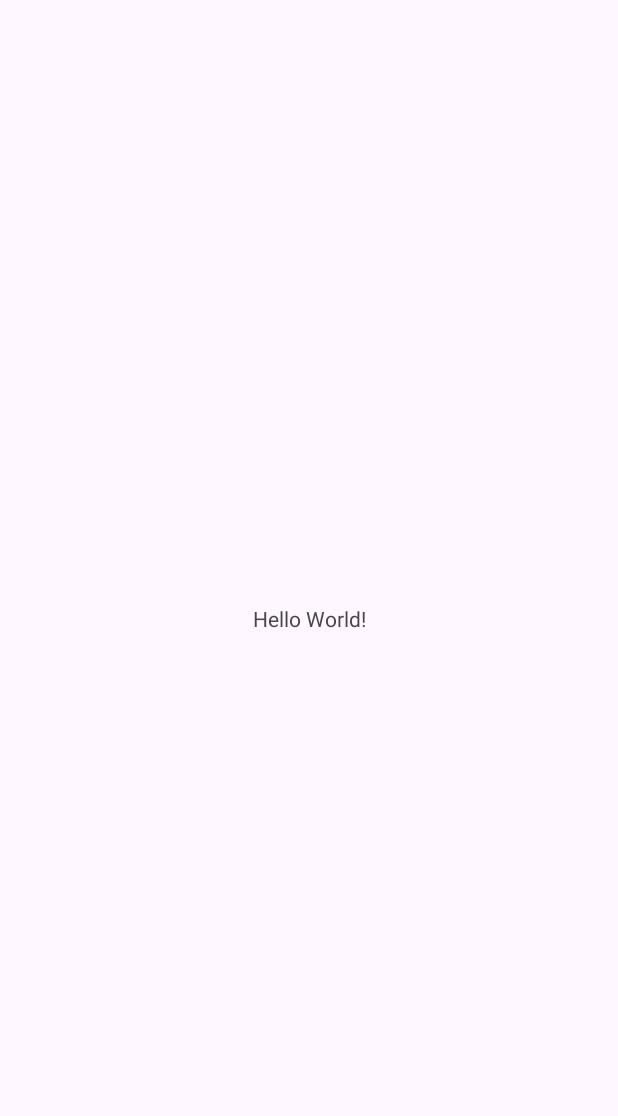
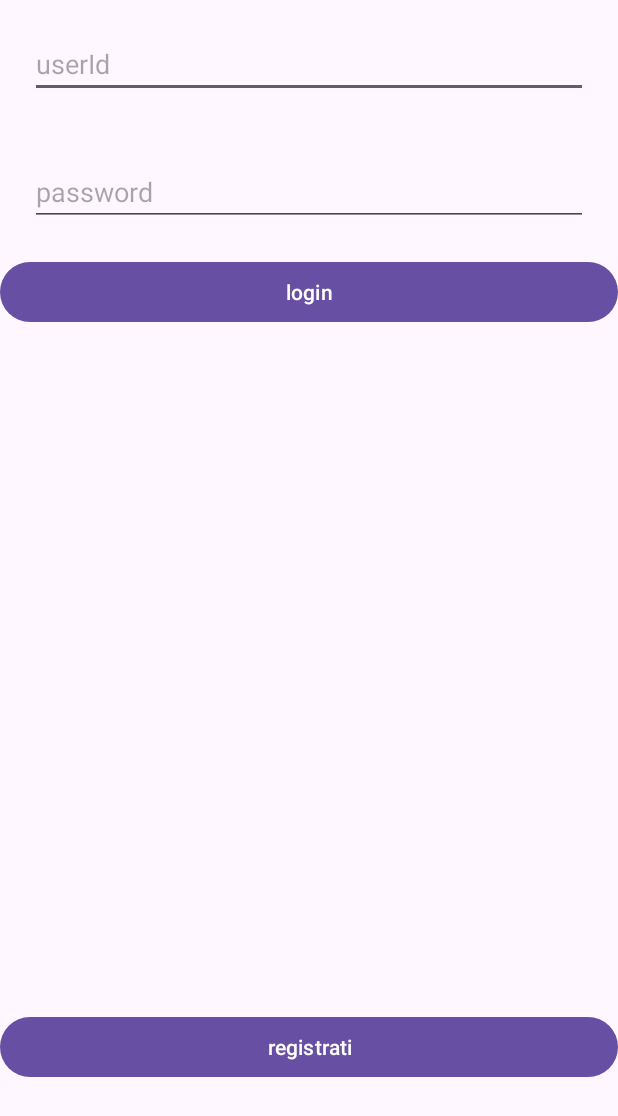
Before and after one commit to ErikaCorona/PROGETTO_BIBLIOTECA, an Android app: the screen it shows after launch (MainActivity), on a phone screen of 412 x 824 dp. Before the commit the part shown is almost empty. Shown: the top 1116 px of the screen. Run offline under Robolectric (Android 15) with nearby library versions, the phone set to English and light mode, and no system bars.

Commit message:
Login + button - aggiungere registrazione

```diff
--- a/app/src/main/java/com/example/progettobiblioteca/MainActivity.kt
+++ b/app/src/main/java/com/example/progettobiblioteca/MainActivity.kt
@@ -1,20 +1,29 @@
 package com.example.progettobiblioteca
 
+import android.content.Intent
+import androidx.appcompat.app.AppCompatActivity
 import android.os.Bundle
-import androidx.activity.enableEdgeToEdge
-import androidx.appcompat.app.AppCompatActivity
-import androidx.core.view.ViewCompat
-import androidx.core.view.WindowInsetsCompat
+import android.view.View
+import android.widget.Button
+import android.widget.EditText
 
-class MainActivity : AppCompatActivity() {
+class MainActivity : AppCompatActivity(), View.OnClickListener {
+    private lateinit var userId:EditText
+    private lateinit var password:EditText
+    private lateinit var btnLogin:Button
+    private lateinit var btnRegistrati:Button
     override fun onCreate(savedInstanceState: Bundle?) {
         super.onCreate(savedInstanceState)
-        enableEdgeToEdge()
         setContentView(R.layout.activity_main)
-        ViewCompat.setOnApplyWindowInsetsListener(findViewById(R.id.main)) { v, insets ->
-            val systemBars = insets.getInsets(WindowInsetsCompat.Type.systemBars())
-            v.setPadding(systemBars.left, systemBars.top, systemBars.right, systemBars.bottom)
-            insets
-        }
+        btnLogin=findViewById(R.id.buttonLogin)
+        btnRegistrati=findViewById(R.id.buttonRegistrati)
+        userId=findViewById(R.id.userId)
+        password=findViewById(R.id.pass)
+        btnLogin.setOnClickListener(this)
+
+    }
+
+    override fun onClick(v: View?) {
+        TODO("Not yet implemented")
     }
 }
--- a/app/src/main/res/layout/activity_main.xml
+++ b/app/src/main/res/layout/activity_main.xml
@@ -1,19 +1,38 @@
 <?xml version="1.0" encoding="utf-8"?>
-<androidx.constraintlayout.widget.ConstraintLayout xmlns:android="http://schemas.android.com/apk/res/android"
+<LinearLayout xmlns:android="http://schemas.android.com/apk/res/android"
     xmlns:app="http://schemas.android.com/apk/res-auto"
     xmlns:tools="http://schemas.android.com/tools"
-    android:id="@+id/main"
     android:layout_width="match_parent"
     android:layout_height="match_parent"
+    android:orientation="vertical"
     tools:context=".MainActivity">
 
-    <TextView
-        android:layout_width="wrap_content"
+    <EditText
+        android:id="@+id/userId"
+        android:layout_width="match_parent"
         android:layout_height="wrap_content"
-        android:text="Hello World!"
-        app:layout_constraintBottom_toBottomOf="parent"
-        app:layout_constraintEnd_toEndOf="parent"
-        app:layout_constraintStart_toStartOf="parent"
-        app:layout_constraintTop_toTopOf="parent" />
+        android:layout_margin="20dp"
+        android:hint="userId" />
 
-</androidx.constraintlayout.widget.ConstraintLayout>
+    <EditText
+        android:id="@+id/pass"
+        android:layout_width="match_parent"
+        android:layout_height="wrap_content"
+        android:layout_margin="20dp"
+        android:hint="password" />
+
+    <Button
+        android:id="@+id/buttonLogin"
+        android:layout_width="match_parent"
+        android:layout_height="wrap_content"
+        android:text="login" />
+
+    <Button
+        android:id="@+id/buttonRegistrati"
+        android:layout_width="match_parent"
+        android:layout_height="wrap_content"
+        android:text="registrati"
+        android:layout_marginTop="455dp"/>
+
+
+</LinearLayout>
```
